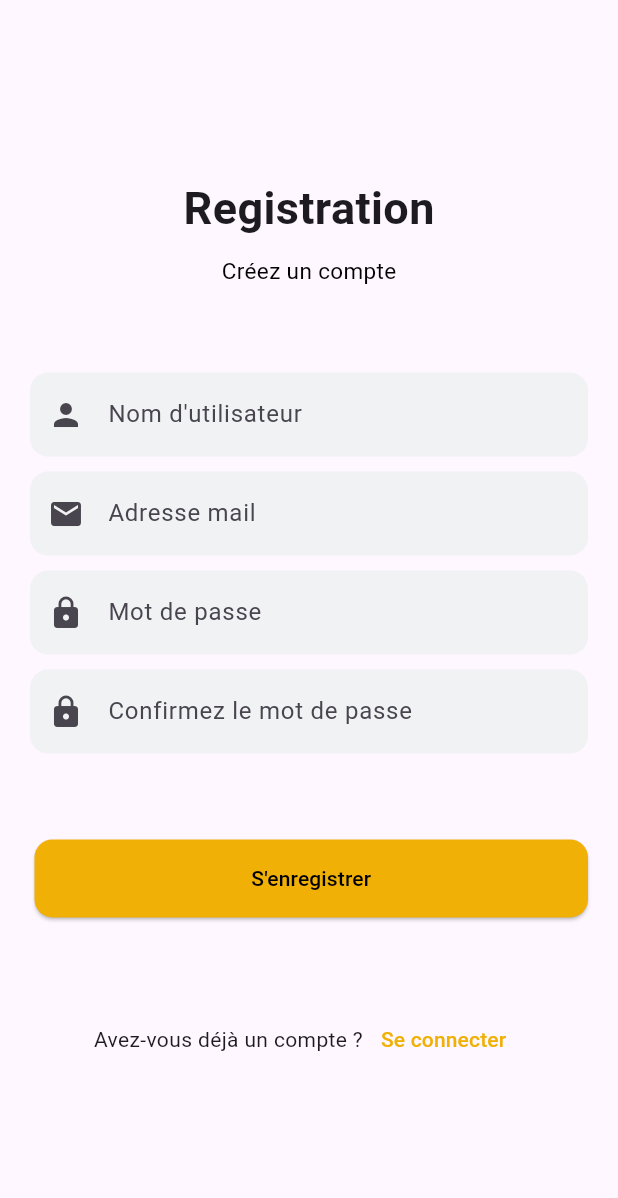
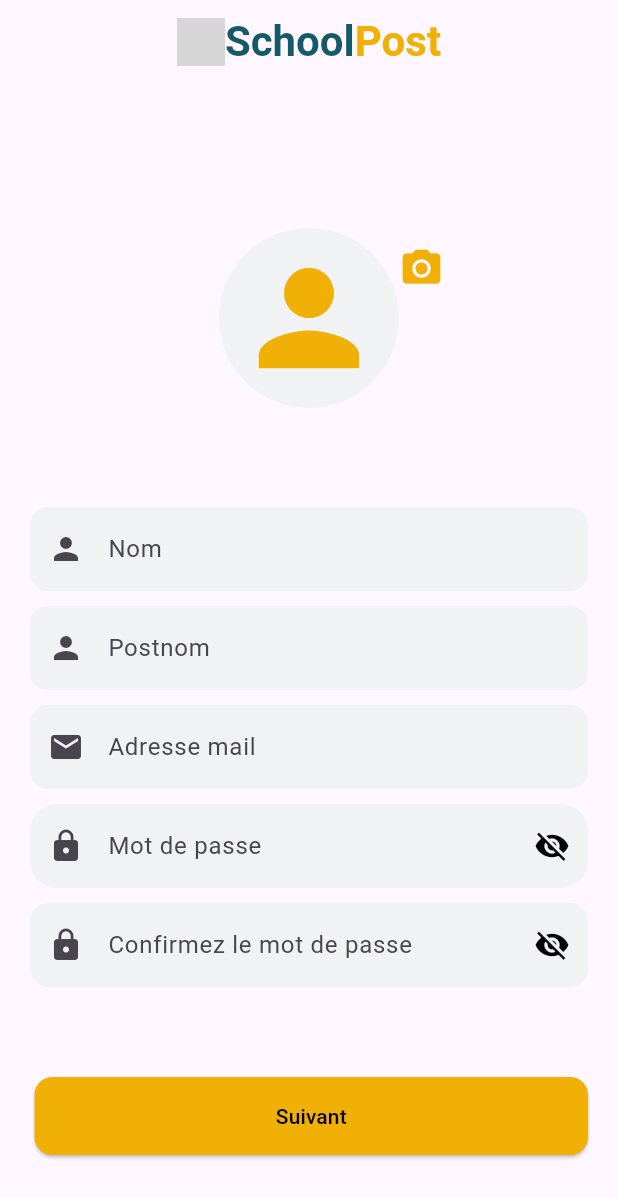
Before and after one commit to sammywasukundi/SchoolPost, a Flutter app: the screen it shows after launch, after a tap on "S'inscrire", on a phone screen of 412 x 824 dp. Shown: the top 1198 px of the screen. Run offline on Flutter 3.47's test engine with Material 3 defaults, Android fonts, the phone set to English and light mode, and no system bars; our stand-ins replace icons_plus; missing offline and left inert: flutter_load_kit; grey boxes are pictures that could not be loaded.

Commit message:
adding of some TextFields

```diff
--- a/lib/view/auth/login_screen.dart
+++ b/lib/view/auth/login_screen.dart
@@ -1,31 +1,25 @@
 import 'package:flutter/material.dart';
-import 'package:school_post/theme/app_colors.dart';
+import 'package:school_post/widgets/widget%20_title.dart';
+import 'package:school_post/widgets/widgets_auth.dart';
 
-import '../../widgets/widgets_auth.dart';
+import '../../theme/app_colors.dart';
 
-class LoginScreen extends StatefulWidget {
+class LoginScreen extends StatelessWidget {
   const LoginScreen({super.key});
 
   @override
-  State<LoginScreen> createState() => _LoginScreenState();
-}
-
-class _LoginScreenState extends State<LoginScreen> {
-  @override
   Widget build(BuildContext context) {
     return Scaffold(
-      backgroundColor: whiteColor,
       body: Padding(
         padding: const EdgeInsets.all(16.0),
         child: Column(
           mainAxisAlignment: MainAxisAlignment.center,
-          children: <Widget>[
-            header(context),
-            const SizedBox(height: 20),
-            inputField(context),
-
-            //const SizedBox(height: 10),
-            //forgotPassword(context),
+          children: [
+            SchoolPostTitle(blueColor: blueColor, yellowColor: yellowColor),
+            const SizedBox(height: 50),
+            const InputField(), // Appel du widget Stateful
+            const SizedBox(height: 10),
+            forgotPassword(context),
             const SizedBox(height: 10),
             signup(context),
           ],
--- a/lib/view/auth/signin_screen.dart
+++ /dev/null
@@ -1,131 +0,0 @@
-import 'package:flutter/material.dart';
-import 'package:school_post/theme/app_colors.dart';
-import 'package:school_post/view/auth/login_screen.dart';
-
-class SignInScreen extends StatelessWidget {
-  const SignInScreen({super.key});
-
-  @override
-  Widget build(BuildContext context) {
-    return MaterialApp(
-      debugShowCheckedModeBanner: false,
-      home: Scaffold(
-        body: SingleChildScrollView(
-          child: Container(
-            padding: const EdgeInsets.symmetric(horizontal: 20),
-            height: MediaQuery.of(context).size.height - 50,
-            width: double.infinity,
-            child: Column(
-              mainAxisAlignment: MainAxisAlignment.spaceEvenly,
-              crossAxisAlignment: CrossAxisAlignment.stretch,
-              children: <Widget>[
-                Column(
-                  children: <Widget>[
-                    const SizedBox(height: 60.0),
-                    const Text(
-                      "Registration",
-                      style: TextStyle(
-                        fontSize: 30,
-                        fontWeight: FontWeight.bold,
-                      ),
-                    ),
-                    const SizedBox(
-                      height: 10,
-                    ),
-                    Text(
-                      "Créez un compte",
-                      style: TextStyle(fontSize: 15, color: blackColor),
-                    )
-                  ],
-                ),
-                Column(
-                  children: <Widget>[
-                    TextField(
-                      decoration: InputDecoration(
-                          hintText: "Nom d'utilisateur",
-                          border: OutlineInputBorder(
-                              borderRadius: BorderRadius.circular(12),
-                              borderSide: BorderSide.none),
-                          fillColor: greyColor,
-                          filled: true,
-                          prefixIcon: const Icon(Icons.person)),
-                    ),
-                    const SizedBox(height: 10),
-                    TextField(
-                      decoration: InputDecoration(
-                          hintText: "Adresse mail",
-                          border: OutlineInputBorder(
-                              borderRadius: BorderRadius.circular(12),
-                              borderSide: BorderSide.none),
-                          fillColor: greyColor,
-                          filled: true,
-                          prefixIcon: const Icon(Icons.email)),
-                    ),
-                    const SizedBox(height: 10),
-                    TextField(
-                      decoration: InputDecoration(
-                        hintText: "Mot de passe",
-                        border: OutlineInputBorder(
-                            borderRadius: BorderRadius.circular(12),
-                            borderSide: BorderSide.none),
-                        fillColor: greyColor,
-                        filled: true,
-                        prefixIcon: const Icon(Icons.lock),
-                      ),
-                      obscureText: true,
-                    ),
-                    const SizedBox(height: 10),
-                    TextField(
-                      decoration: InputDecoration(
-                        hintText: "Confirmez le mot de passe",
-                        border: OutlineInputBorder(
-                            borderRadius: BorderRadius.circular(12),
-                            borderSide: BorderSide.none),
-                        fillColor: greyColor,
-                        filled: true,
-                        prefixIcon: const Icon(Icons.lock),
-                      ),
-                      obscureText: true,
-                    ),
-                  ],
-                ),
-                Container(
-                    padding: const EdgeInsets.only(top: 0, left: 3),
-                    child: ElevatedButton(
-                      onPressed: () {},
-                      style: ElevatedButton.styleFrom(
-                        shape: RoundedRectangleBorder(
-                            borderRadius: BorderRadius.circular(12)),
-                        padding: const EdgeInsets.symmetric(vertical: 16),
-                        backgroundColor: yellowColor,
-                      ),
-                      child: Text(
-                        "S'enregistrer",
-                        style: TextStyle(color: blackColor),
-                      ),
-                    )),
-                Row(
-                  mainAxisAlignment: MainAxisAlignment.center,
-                  children: <Widget>[
-                    const Text("Avez-vous déjà un compte ?"),
-                    TextButton(
-                        onPressed: () {
-                          Navigator.push(
-                              context,
-                              MaterialPageRoute(
-                                  builder: (context) => const LoginScreen()));
-                        },
-                        child: Text(
-                          "Se connecter",
-                          style: TextStyle(color: yellowColor),
-                        ))
-                  ],
-                )
-              ],
-            ),
-          ),
-        ),
-      ),
-    );
-  }
-}
--- /dev/null
+++ b/lib/view/auth/signin_screen_one.dart
@@ -0,0 +1,200 @@
+// ignore_for_file: prefer_const_constructors
+
+import 'package:flutter/material.dart';
+import 'package:school_post/theme/app_colors.dart';
+import 'package:school_post/view/auth/signin_screen_two.dart';
+import 'package:school_post/widgets/widget%20_title.dart';
+
+class SigninScreenOne extends StatefulWidget {
+  const SigninScreenOne({super.key});
+
+  @override
+  State<SigninScreenOne> createState() => _SignInScreenState();
+}
+
+class _SignInScreenState extends State<SigninScreenOne> {
+  bool _obscureText = true;
+  String? imageUrl;
+  bool isLoading = false;
+
+  @override
+  Widget build(BuildContext context) {
+    return MaterialApp(
+      debugShowCheckedModeBanner: false,
+      home: Scaffold(
+        appBar: AppBar(
+            centerTitle: true,
+            automaticallyImplyLeading: true,
+            elevation: 0.0,
+            //backgroundColor: greyColor,
+            shadowColor: bgColor,
+            title: SchoolPostTitle(
+                blueColor: blueColor, yellowColor: yellowColor)),
+        body: SingleChildScrollView(
+          child: Container(
+            padding: const EdgeInsets.symmetric(horizontal: 20),
+            height: MediaQuery.of(context).size.height - 50,
+            width: double.infinity,
+            child: Padding(
+              padding: const EdgeInsets.only(top: 30.0),
+              child: Column(
+                mainAxisAlignment: MainAxisAlignment.spaceEvenly,
+                crossAxisAlignment: CrossAxisAlignment.stretch,
+                children: <Widget>[
+                  Padding(
+                    padding: EdgeInsets.all(6.0),
+                    child: Stack(
+                      children: [
+                        Center(
+                          child: CircleAvatar(
+                            radius: 60,
+                            backgroundColor: greyColor,
+                            backgroundImage: imageUrl != null
+                                ? NetworkImage(imageUrl!)
+                                : null,
+                            child: imageUrl == null
+                                ? Icon(Icons.person,
+                                    size: 100, color: yellowColor)
+                                : null,
+                          ),
+                        ),
+                        if (isLoading)
+                          Positioned(
+                            top: 70,
+                            right: 190,
+                            child: Center(
+                              child: CircularProgressIndicator(
+                                color: whiteColor,
+                              ),
+                            ),
+                          ),
+                        Positioned(
+                          right: 90,
+                          top: 12,
+                          child: GestureDetector(
+                            onTap: () {},
+                            child: Icon(Icons.camera_alt,
+                                color: yellowColor, size: 30),
+                          ),
+                        ),
+                      ],
+                    ),
+                  ),
+                  Column(
+                    children: <Widget>[
+                      TextField(
+                        decoration: InputDecoration(
+                            hintText: "Nom",
+                            border: OutlineInputBorder(
+                                borderRadius: BorderRadius.circular(12),
+                                borderSide: BorderSide.none),
+                            fillColor: greyColor,
+                            filled: true,
+                            prefixIcon: const Icon(Icons.person)),
+                      ),
+                      const SizedBox(height: 10),
+                      TextField(
+                        decoration: InputDecoration(
+                            hintText: "Postnom",
+                            border: OutlineInputBorder(
+                                borderRadius: BorderRadius.circular(12),
+                                borderSide: BorderSide.none),
+                            fillColor: greyColor,
+                            filled: true,
+                            prefixIcon: const Icon(Icons.person)),
+                      ),
+                      const SizedBox(height: 10),
+                      TextField(
+                        decoration: InputDecoration(
+                            hintText: "Adresse mail",
+                            border: OutlineInputBorder(
+                                borderRadius: BorderRadius.circular(12),
+                                borderSide: BorderSide.none),
+                            fillColor: greyColor,
+                            filled: true,
+                            prefixIcon: const Icon(Icons.email)),
+                      ),
+                      const SizedBox(height: 10),
+                      TextField(
+                        obscureText: _obscureText,
+                        decoration: InputDecoration(
+                          hintText: "Mot de passe",
+                          border: OutlineInputBorder(
+                            borderRadius: BorderRadius.circular(18),
+                            borderSide: BorderSide.none,
+                          ),
+                          fillColor: greyColor,
+                          filled: true,
+                          prefixIcon: const Icon(Icons.lock),
+                          suffixIcon: IconButton(
+                            icon: Icon(
+                              _obscureText
+                                  ? Icons.visibility_off
+                                  : Icons.visibility,
+                              color: blackColor,
+                            ),
+                            onPressed: () {
+                              setState(() {
+                                _obscureText = !_obscureText;
+                              });
+                            },
+                          ),
+                        ),
+                      ),
+                      const SizedBox(height: 10),
+                      TextField(
+                        decoration: InputDecoration(
+                          hintText: "Confirmez le mot de passe",
+                          border: OutlineInputBorder(
+                              borderRadius: BorderRadius.circular(12),
+                              borderSide: BorderSide.none),
+                          fillColor: greyColor,
+                          filled: true,
+                          prefixIcon: const Icon(Icons.lock),
+                          suffixIcon: IconButton(
+                            icon: Icon(
+                              _obscureText
+                                  ? Icons.visibility_off
+                                  : Icons.visibility,
+                              color: blackColor,
+                            ),
+                            onPressed: () {
+                              setState(() {
+                                _obscureText = !_obscureText;
+                              });
+                            },
+                          ),
+                        ),
+                        obscureText: true,
+                      ),
+                    ],
+                  ),
+                  Container(
+                      padding: const EdgeInsets.only(top: 0, left: 3),
+                      child: ElevatedButton(
+                        onPressed: () {
+                          Navigator.push(
+                              context,
+                              MaterialPageRoute(
+                                  builder: (context) => SigninScreenTwo()));
+                        },
+                        style: ElevatedButton.styleFrom(
+                          shape: RoundedRectangleBorder(
+                              borderRadius: BorderRadius.circular(12)),
+                          padding: const EdgeInsets.symmetric(vertical: 16),
+                          backgroundColor: yellowColor,
+                        ),
+                        child: Text(
+                          "Suivant",
+                          style: TextStyle(color: blackColor),
+                        ),
+                      )),
+                ],
+              ),
+            ),
+          ),
+        ),
+      ),
+    );
+  }
+}
--- /dev/null
+++ b/lib/widgets/widget _title.dart
@@ -0,0 +1,39 @@
+import 'package:flutter/material.dart';
+import 'package:icons_plus/icons_plus.dart';
+
+class SchoolPostTitle extends StatelessWidget {
+  final Color blueColor;
+  final Color yellowColor;
+
+  const SchoolPostTitle({
+    super.key,
+    required this.blueColor,
+    required this.yellowColor,
+  });
+
+  @override
+  Widget build(BuildContext context) {
+    return Row(
+      mainAxisSize: MainAxisSize.min,
+      children: [
+         Brand(Brands.homeadvisor),
+        Text(
+          "School",
+          style: TextStyle(
+            color: blueColor,
+            fontWeight: FontWeight.w600,
+            fontSize: 28,
+          ),
+        ),
+        Text(
+          "Post",
+          style: TextStyle(
+            color: yellowColor,
+            fontWeight: FontWeight.bold,
+            fontSize: 28,
+          ),
+        ),
+      ],
+    );
+  }
+}
--- a/lib/widgets/widgets_auth.dart
+++ b/lib/widgets/widgets_auth.dart
@@ -1,7 +1,7 @@
 import 'package:flutter/material.dart';
 import 'package:icons_plus/icons_plus.dart';
 import 'package:school_post/theme/app_colors.dart';
-import 'package:school_post/view/auth/signin_screen.dart';
+import 'package:school_post/view/auth/signin_screen_one.dart';
 
 // Déclaration des widgets
 Widget header(BuildContext context) {
@@ -19,7 +19,19 @@ Widget header(BuildContext context) {
   );
 }
 
-Widget inputField(BuildContext context) {
+
+class InputField extends StatefulWidget {
+  const InputField({super.key});
+
+  @override
+  InputFieldState createState() => InputFieldState();
+}
+
+class InputFieldState extends State<InputField> {
+  bool _obscureText = true;
+
+  @override
+  Widget build(BuildContext context) {
     return Column(
       crossAxisAlignment: CrossAxisAlignment.stretch,
       children: [
@@ -37,6 +49,7 @@ Widget inputField(BuildContext context) {
         ),
         const SizedBox(height: 10),
         TextField(
+          obscureText: _obscureText,
           decoration: InputDecoration(
             hintText: "Mot de passe",
             border: OutlineInputBorder(
@@ -46,14 +59,23 @@ Widget inputField(BuildContext context) {
             fillColor: greyColor,
             filled: true,
             prefixIcon: const Icon(Icons.lock),
+            suffixIcon: IconButton(
+              icon: Icon(
+                _obscureText ? Icons.visibility_off : Icons.visibility,
+                color: blackColor,
               ),
-        obscureText: true,
+              onPressed: () {
+                setState(() {
+                  _obscureText = !_obscureText;
+                });
+              },
+            ),
+          ),
         ),
         const SizedBox(height: 10),
         ElevatedButton(
           onPressed: () {},
           style: ElevatedButton.styleFrom(
-          //shape: const StadiumBorder(),
             padding: const EdgeInsets.symmetric(vertical: 16),
             backgroundColor: yellowColor,
             shape: RoundedRectangleBorder(
@@ -65,7 +87,9 @@ Widget inputField(BuildContext context) {
             style: TextStyle(color: blackColor),
           ),
         ),
-      const SizedBox(height: 25,),
+        const SizedBox(
+          height: 25,
+        ),
         Container(
           margin: const EdgeInsets.symmetric(horizontal: 5),
           child: const Row(
@@ -93,7 +117,6 @@ Widget inputField(BuildContext context) {
               borderRadius: BorderRadius.circular(12),
             ),
             padding: const EdgeInsets.symmetric(vertical: 10, horizontal: 12),
-          //elevation: 3,
           ),
           icon: Brand(Brands.google),
           label: Text(
@@ -107,6 +130,8 @@ Widget inputField(BuildContext context) {
       ],
     );
   }
+}
+
 
 Widget forgotPassword(BuildContext context) {
   return TextButton(
@@ -129,7 +154,7 @@ Widget signup(BuildContext context) {
           Navigator.push(
             context,
             MaterialPageRoute(
-              builder: (context) => const SignInScreen(),
+              builder: (context) => const SigninScreenOne(),
             ),
           );
         },
```
Also changed, not shown: lib/view/auth/signin_screen_two.dart (added, +176 -0 lines). Lines whose indentation alone changed are shown as unchanged.
